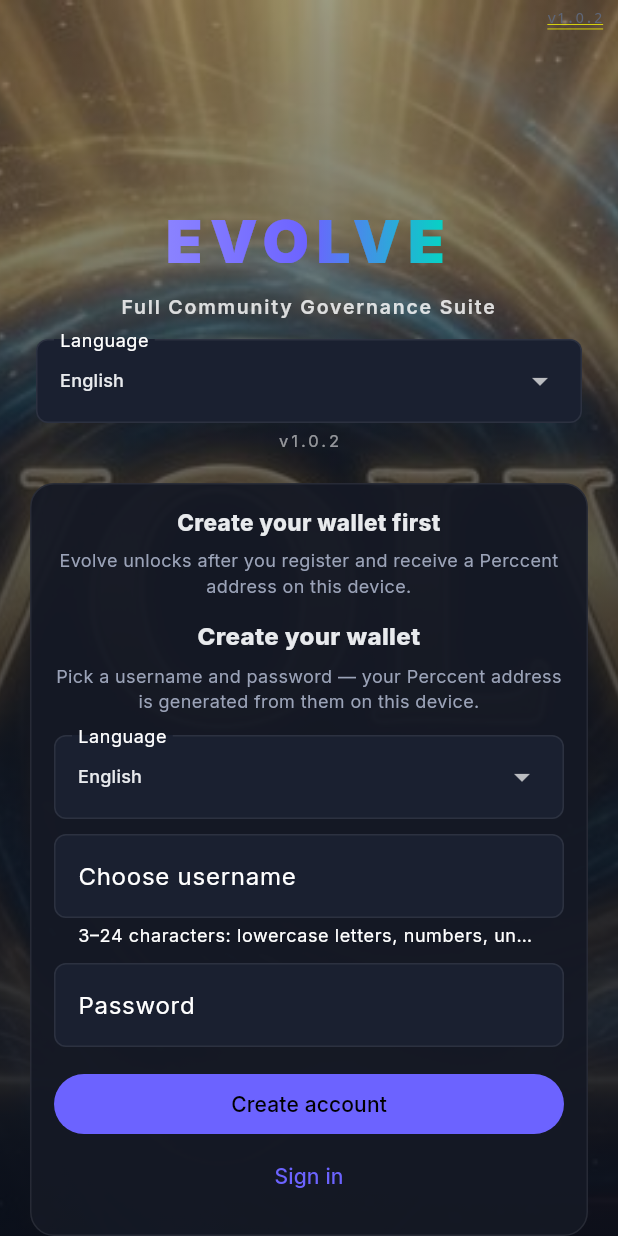
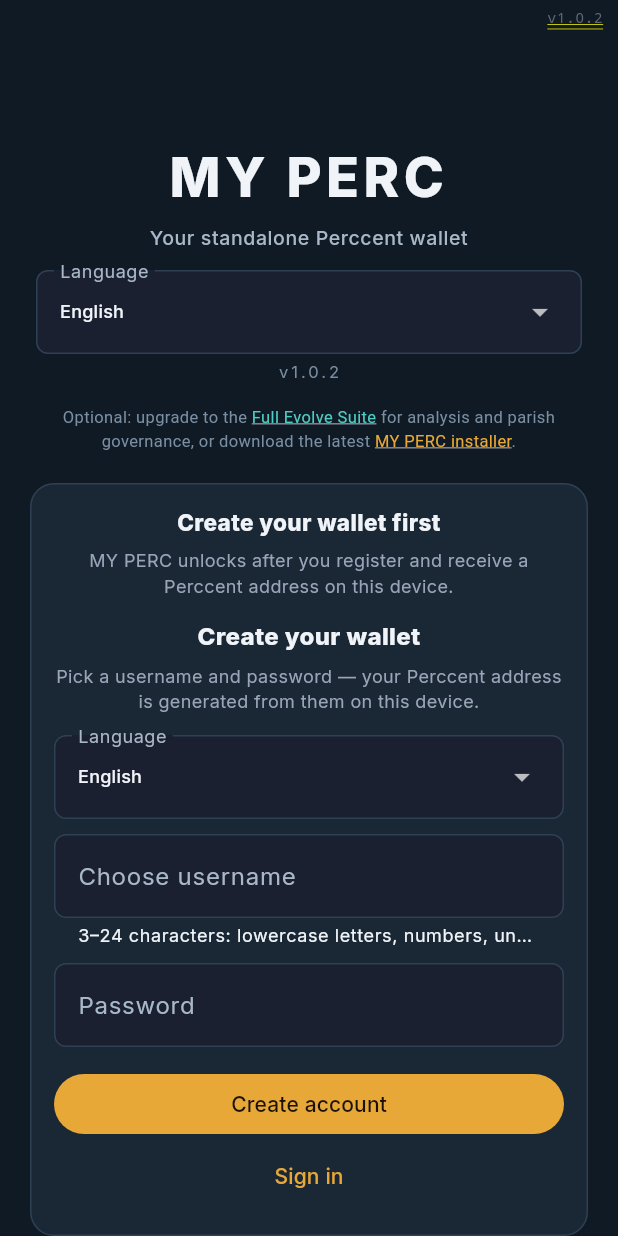
Before and after one commit to rgsneddon/perccent-wallet, a Flutter app: the screen it shows after launch, on a phone screen of 412 x 824 dp. Run offline on Flutter 3.47's test engine with Material 3 defaults, Android fonts, the phone set to English and light mode, and no system bars; our stand-ins replace google_fonts, permission_handler, qr_flutter; missing offline and left inert: dart:html, file_selector, mobile_scanner, pointycastle, window_manager; network calls fail; statements that could not run were skipped.

Commit message:
feat: rebrand standalone wallet as MY PERC
- Solid-color splash/login (no Evolve banner or EVOLVE hero)
- New slate/amber/teal palette for readable contrast
- Update checker uses perccent-wallet release feeds/installers only
- Discrete login advisory: Full Evolve Suite + MY PERC installer links
- Remove Analysis Faucet from wallet home; update Credit & Governance copy
- Preserve .percbackup cross-app compatibility (tests unchanged)

```diff
--- a/lib/l10n/app_localizations.dart
+++ b/lib/l10n/app_localizations.dart
@@ -310,11 +310,17 @@ class AppLocalizations {
 }
 
 final _en = {
-  'wallet_app_title': 'Perccent Wallet',
+  'wallet_app_title': 'MY PERC',
   'credit_governance_paper': 'FCG white paper',
-  'app_title': 'Evolve',
-  'app_subtitle': 'Social Science Chronoflux Framework',
-  'splash_tagline': 'Full Community Governance Suite',
+  'app_title': 'MY PERC',
+  'app_subtitle': 'Standalone Perccent wallet',
+  'splash_tagline': 'Your standalone Perccent wallet',
+  'my_perc_upgrade_advisory_prefix': 'Optional: upgrade to the ',
+  'my_perc_upgrade_evolve_link': 'Full Evolve Suite',
+  'my_perc_upgrade_advisory_mid':
+      ' for analysis and parish governance, or download the latest ',
+  'my_perc_upgrade_wallet_link': 'MY PERC installer',
+  'my_perc_upgrade_advisory_suffix': '.',
   'nav_analysis': 'Analysis',
   'nav_wallet': 'Wallet',
   'nav_security': 'Security',
@@ -355,12 +361,13 @@ final _en = {
   'registration_seed_confirm_saved_action': 'I have written down my seed',
   'registration_seed_skip_action': 'Register without 12 phrase seed',
   'credit_title': 'Credit & governance',
-  'credit_governance_intro': 'This app is best used alongside the ',
-  'credit_governance_link_label': 'Full Community Governance',
+  'credit_governance_intro':
+      'MY PERC handles send, receive, stake, and backup on the Perccent chain. For parish-ward debate, voting, and Chronoflux analysis, we recommend the ',
+  'credit_governance_link_label': 'Evolve Full Community Governance Suite',
   'credit_governance_link_suffix':
-      ' as a tool to debate and come to consensus conclusions within parish wards.',
+      ' — it runs percent-chance and social-cohesion scenarios, structures ward proposals, supports moderator ballots, and links analysis conclusions into governance votes.',
   'credit_parish_note':
-      'Use Evolve Chronoflux analysis to structure ward-level debate and reach shared conclusions — not as a substitute for democratic process, but as a quantitative companion to Full Community Governance.',
+      'The Full Evolve Suite is the companion app for quantitative ward debate and shared conclusions. MY PERC remains your portable PERC wallet; encrypted backups and seed recovery work across both apps so you can restore the same ledger in either product.',
   'credit_cohesion_goal':
       'Build release aims for 94% Social Cohesion within the British Isles.',
   'credit_peace_goal':
@@ -374,7 +381,7 @@ final _en = {
   'creator_attribution_roy': 'ROY D HERBERT',
   'creator_attribution_suffix': ', REWARD TOKEN FORKED / CLONED FROM ',
   'creator_attribution_beam': 'BEAMPRIVACY',
-  'wallet_title': 'Evolve Wallet',
+  'wallet_title': 'MY PERC',
   'wallet_opening_title': 'Opening wallet',
   'wallet_opening_message':
       'Your Perccent wallet is loading. Please wait…',
@@ -665,7 +672,7 @@ final _en = {
   'wallet_password': 'Password',
   'wallet_password_confirm': 'Confirm password',
   'wallet_create_password': 'Create password',
-  'wallet_login_title': 'Evolve Wallet sign-in',
+  'wallet_login_title': 'MY PERC sign-in',
   'wallet_login_note':
       'Sign in with the username you chose when you created your wallet.',
   'wallet_register_title': 'Create your wallet',
@@ -678,8 +685,8 @@ final _en = {
   'wallet_back_to_sign_in': 'Back to sign in',
   'wallet_app_gate_title': 'Create your wallet first',
   'wallet_app_gate_note':
-      'Evolve unlocks after you register and receive a Perccent address on this device.',
-  'splash_enter_app': 'Enter Evolve',
+      'MY PERC unlocks after you register and receive a Perccent address on this device.',
+  'splash_enter_app': 'Enter MY PERC',
   'splash_preparing_wallet': 'Preparing wallet…',
   'splash_wallet_loading': 'Wallet loading…',
   'splash_signed_in_as': 'Signed in as {user}',
--- a/lib/perc/screens/credit_screen.dart
+++ b/lib/perc/screens/credit_screen.dart
@@ -50,7 +50,7 @@ class CreditScreen extends StatelessWidget {
                             children: [
                               TextSpan(text: strings.t('credit_governance_intro')),
                               TextSpan(
-                                text: strings.t('credit_governance_paper'),
+                                text: strings.t('credit_governance_link_label'),
                                 style: const TextStyle(
                                   color: Color(0xFF6C63FF),
                                   decoration: TextDecoration.underline,
--- a/lib/perc/screens/wallet_screen.dart
+++ b/lib/perc/screens/wallet_screen.dart
@@ -13,8 +13,7 @@ import '../models/perc_transaction.dart';
 import '../perc_chain_constants.dart';
 import '../services/perc_currency.dart';
 import '../providers/perc_wallet_provider.dart';
-import '../services/perc_faucet.dart';
-import '../services/perc_faucet_cooldown.dart';
+
 import '../services/perc_inflation.dart';
 import '../services/perc_account_privacy.dart';
 import '../services/perc_beam_privacy.dart';
@@ -505,8 +504,7 @@ class _WalletScreenState extends State<WalletScreen> {
         const SizedBox(height: 12),
         _treasuryCard(wallet, strings),
         const SizedBox(height: 12),
-        _faucetCard(wallet, strings),
-        const SizedBox(height: 12),
+
         if (wallet.canReceiveFromSession)
           _addressCard(context, wallet, strings)
         else if (wallet.isTreasuryAccount && wallet.isTreasurySendLocked)
@@ -563,8 +561,7 @@ class _WalletScreenState extends State<WalletScreen> {
                   const SizedBox(height: 12),
                   _treasuryCard(wallet, strings),
                   const SizedBox(height: 12),
-                  _faucetCard(wallet, strings),
-                  const SizedBox(height: 12),
+
                   if (wallet.canReceiveFromSession)
                     _addressCard(context, wallet, strings)
                   else if (wallet.isTreasuryAccount && wallet.isTreasurySendLocked)
@@ -1296,73 +1293,6 @@ class _WalletScreenState extends State<WalletScreen> {
             ],
           ),
         ),
-      ),
-    );
-  }
-
-  Widget _faucetCard(PercWalletProvider wallet, AppLocalizations strings) {
-    final reward = wallet.lastReward;
-    final cooldown = wallet.faucetCooldownRemaining;
-    return Card(
-      child: Padding(
-        padding: const EdgeInsets.all(16),
-        child: Column(
-          crossAxisAlignment: CrossAxisAlignment.start,
-          children: [
-            Row(
-              children: [
-                const Icon(Icons.water_drop_outlined, color: Color(0xFF00D9C0), size: 20),
-                const SizedBox(width: 8),
-                Text(
-                  strings.t('wallet_faucet_title'),
-                  style: const TextStyle(fontSize: 14, fontWeight: FontWeight.w700),
-                ),
-              ],
-            ),
-            const SizedBox(height: 8),
-            Text(
-              strings.t('wallet_faucet_note'),
-              style: const TextStyle(fontSize: 12, color: Color(0xFF9BA3B8), height: 1.45),
-            ),
-            if (cooldown != null) ...[
-              const SizedBox(height: 10),
-              Text(
-                strings
-                    .t('wallet_faucet_cooldown')
-                    .replaceAll('{wait}', PercFaucetCooldown.formatWait(cooldown)),
-                style: const TextStyle(fontSize: 12, color: Color(0xFFFF8A65)),
-              ),
-            ],
-            if (reward != null) ...[
-              const SizedBox(height: 12),
-              _rewardRow(
-                strings.t('wallet_faucet_outcome'),
-                reward.outcomeFractionLabel,
-              ),
-              _rewardRow(
-                strings.t('wallet_faucet_total'),
-                '${reward.total.displayFixed8} PERC',
-              ),
-            ],
-          ],
-        ),
-      ),
-    );
-  }
-
-  Widget _rewardRow(String label, String value) {
-    return Padding(
-      padding: const EdgeInsets.only(bottom: 4),
-      child: Row(
-        children: [
-          Expanded(
-            child: Text(label, style: const TextStyle(fontSize: 12, color: Color(0xFFB8B5C8))),
-          ),
-          Text(
-            value,
-            style: const TextStyle(fontSize: 12, fontWeight: FontWeight.w700, color: Color(0xFF00D9C0)),
-          ),
-        ],
       ),
     );
   }
--- a/lib/screens/wallet_loading_screen.dart
+++ b/lib/screens/wallet_loading_screen.dart
@@ -13,10 +13,12 @@ import '../perc/widgets/wallet_credential_error_banner.dart';
 import '../providers/locale_provider.dart';
 import '../wallet_core/services/app_update_check.dart';
 import '../perc/widgets/wallet_language_selector.dart';
+import '../standalone/my_perc_branding.dart';
+import '../widgets/my_perc_upgrade_advisory.dart';
 import '../widgets/wallet_splash_poster.dart';
 import '../widgets/splash_version_status.dart';
 
-/// Launch screen — static banner until the user signs in or enters.
+/// MY PERC launch screen — solid background until the user signs in.
 class WalletLoadingScreen extends StatefulWidget {
   const WalletLoadingScreen({
     super.key,
@@ -152,20 +154,6 @@ class _WalletLoadingScreenState extends State<WalletLoadingScreen>
         fit: StackFit.expand,
         children: [
           const WalletSplashPoster(),
-          const DecoratedBox(
-            decoration: BoxDecoration(
-              gradient: LinearGradient(
-                begin: Alignment.topCenter,
-                end: Alignment.bottomCenter,
-                colors: [
-                  Color(0x66080B12),
-                  Color(0xAA0A0E18),
-                  Color(0xEE0A0E18),
-                ],
-                stops: [0.0, 0.45, 1.0],
-              ),
-            ),
-          ),
           SafeArea(
             child: LayoutBuilder(
               builder: (context, constraints) {
@@ -180,35 +168,25 @@ class _WalletLoadingScreenState extends State<WalletLoadingScreen>
                           padding: const EdgeInsets.symmetric(horizontal: 24),
                           child: Column(
                             children: [
-                              ShaderMask(
-                                shaderCallback: (bounds) =>
-                                    const LinearGradient(
-                                  colors: [
-                                    Color(0xFF8B83FF),
-                                    Color(0xFF6C63FF),
-                                    Color(0xFF00D9C0),
-                                  ],
-                                ).createShader(bounds),
-                                child: const Text(
-                                  'EVOLVE',
-                                  textAlign: TextAlign.center,
-                                  style: TextStyle(
-                                    fontSize: 40,
-                                    fontWeight: FontWeight.w900,
-                                    letterSpacing: 5,
-                                    color: Colors.white,
-                                  ),
+                              Text(
+                                MyPercBranding.productName,
+                                textAlign: TextAlign.center,
+                                style: const TextStyle(
+                                  fontSize: 36,
+                                  fontWeight: FontWeight.w800,
+                                  letterSpacing: 3,
+                                  color: MyPercBranding.textPrimary,
                                 ),
                               ),
                               const SizedBox(height: 6),
                               Text(
                                 strings.t('splash_tagline'),
                                 textAlign: TextAlign.center,
-                                style: TextStyle(
+                                style: const TextStyle(
                                   fontSize: 13,
-                                  fontWeight: FontWeight.w600,
-                                  letterSpacing: 1.2,
-                                  color: Colors.white.withValues(alpha: 0.82),
+                                  fontWeight: FontWeight.w500,
+                                  letterSpacing: 0.4,
+                                  color: MyPercBranding.textSecondary,
                                 ),
                               ),
                               const SizedBox(height: 12),
@@ -216,17 +194,20 @@ class _WalletLoadingScreenState extends State<WalletLoadingScreen>
                               const SizedBox(height: 4),
                               Text(
                                 WalletLoadingScreen.versionLabel,
-                                style: TextStyle(
+                                style: const TextStyle(
                                   fontSize: 11,
                                   letterSpacing: 2,
-                                  color:
-                                      Colors.white.withValues(alpha: 0.55),
+                                  color: MyPercBranding.textMuted,
                                 ),
                               ),
                               SplashVersionStatus(
                                 info: _updateInfo,
                                 checking: _checkingUpdate,
                                 strings: strings,
+                              ),
+                              MyPercUpgradeAdvisory(
+                                strings: strings,
+                                latestRelease: _updateInfo?.latestRelease,
                               ),
                             ],
                           ),
@@ -288,9 +269,9 @@ class _WalletLoadingScreenState extends State<WalletLoadingScreen>
 
     return DecoratedBox(
       decoration: BoxDecoration(
-        color: const Color(0xFF141824).withValues(alpha: 0.94),
+        color: MyPercBranding.surface.withValues(alpha: 0.96),
         borderRadius: BorderRadius.circular(16),
-        border: Border.all(color: Colors.white.withValues(alpha: 0.08)),
+        border: Border.all(color: MyPercBranding.borderSubtle),
       ),
       child: Padding(
         padding: const EdgeInsets.all(16),
--- /dev/null
+++ b/lib/standalone/my_perc_branding.dart
@@ -0,0 +1,41 @@
+import 'package:flutter/material.dart';
+
+/// Standalone MY PERC product identity, palette, and canonical upgrade links.
+class MyPercBranding {
+  const MyPercBranding._();
+
+  static const String productName = 'MY PERC';
+
+  /// Deep slate — solid splash/login background.
+  static const Color splashBackground = Color(0xFF0F1A24);
+
+  static const Color scaffoldBackground = Color(0xFF0F1A24);
+  static const Color surface = Color(0xFF1A2836);
+  static const Color surfaceElevated = Color(0xFF243447);
+  static const Color primaryAccent = Color(0xFFE8A838);
+  static const Color secondaryAccent = Color(0xFF4ECDC4);
+  static const Color textPrimary = Color(0xFFF0F4F8);
+  static const Color textSecondary = Color(0xFFA8B8C8);
+  static const Color textMuted = Color(0xFF7A8FA3);
+  static const Color borderSubtle = Color(0xFF2E4054);
+
+  /// perccent-wallet release feeds (not Evolve v4.*).
+  static const String pagesVersionUrl =
+      'https://rgsneddon.github.io/perccent-wallet/version.json';
+  static const String sourceVersionUrl =
+      'https://raw.githubusercontent.com/rgsneddon/perccent-wallet/main/version.json';
+  static const String downloadsBaseUrl =
+      'https://github.com/rgsneddon/perccent-wallet/releases/latest';
+  static const String releasesBaseUrl =
+      'https://github.com/rgsneddon/perccent-wallet/releases/download';
+  static const String releasesTagBaseUrl =
+      'https://github.com/rgsneddon/perccent-wallet/releases/tag';
+
+  /// Optional upgrade to the full Evolve Suite (analysis + governance).
+  static const String fullEvolveSuiteUrl = 'https://rgsneddon.github.io/evolve/';
+
+  static const String installerPrefix = 'perccent-wallet';
+
+  /// Analysis faucet is Evolve-only — hidden on MY PERC wallet home.
+  static const bool showAnalysisFaucet = false;
+}
--- a/lib/theme/app_theme.dart
+++ b/lib/theme/app_theme.dart
@@ -1,44 +1,56 @@
 import 'package:flutter/material.dart';
 import 'package:google_fonts/google_fonts.dart';
 
+import '../standalone/my_perc_branding.dart';
+
 class AppTheme {
   static ThemeData dark() {
-    const bg = Color(0xFF0D0F14);
-    const card = Color(0xFF151922);
-    const accent = Color(0xFF6C63FF);
-
     return ThemeData(
       useMaterial3: true,
       brightness: Brightness.dark,
-      scaffoldBackgroundColor: bg,
+      scaffoldBackgroundColor: MyPercBranding.scaffoldBackground,
       colorScheme: const ColorScheme.dark(
-        primary: accent,
-        secondary: Color(0xFF00D9C0),
-        surface: card,
+        primary: MyPercBranding.primaryAccent,
+        secondary: MyPercBranding.secondaryAccent,
+        surface: MyPercBranding.surface,
+        onPrimary: Color(0xFF1A1208),
+        onSecondary: Color(0xFF0A1A18),
+        onSurface: MyPercBranding.textPrimary,
       ),
       cardTheme: CardThemeData(
-        color: card,
+        color: MyPercBranding.surface,
         elevation: 0,
-        shape: RoundedRectangleBorder(borderRadius: BorderRadius.circular(12)),
+        shape: RoundedRectangleBorder(
+          borderRadius: BorderRadius.circular(12),
+          side: const BorderSide(color: MyPercBranding.borderSubtle),
+        ),
       ),
       appBarTheme: const AppBarTheme(
-        backgroundColor: bg,
+        backgroundColor: MyPercBranding.scaffoldBackground,
+        foregroundColor: MyPercBranding.textPrimary,
         elevation: 0,
         centerTitle: false,
       ),
       inputDecorationTheme: InputDecorationTheme(
         filled: true,
-        fillColor: const Color(0xFF1A1F2B),
+        fillColor: MyPercBranding.surfaceElevated,
+        labelStyle: const TextStyle(color: MyPercBranding.textSecondary),
+        hintStyle: const TextStyle(color: MyPercBranding.textMuted),
         border: OutlineInputBorder(borderRadius: BorderRadius.circular(8)),
         enabledBorder: OutlineInputBorder(
           borderRadius: BorderRadius.circular(8),
-          borderSide: BorderSide(color: Colors.white.withOpacity(0.08)),
+          borderSide: const BorderSide(color: MyPercBranding.borderSubtle),
+        ),
+        focusedBorder: OutlineInputBorder(
+          borderRadius: BorderRadius.circular(8),
+          borderSide: const BorderSide(color: MyPercBranding.primaryAccent),
         ),
       ),
       textTheme: GoogleFonts.interTextTheme(ThemeData.dark().textTheme).apply(
-        bodyColor: const Color(0xFFE8EAED),
-        displayColor: const Color(0xFFE8EAED),
+        bodyColor: MyPercBranding.textPrimary,
+        displayColor: MyPercBranding.textPrimary,
       ),
+      dividerColor: MyPercBranding.borderSubtle,
     );
   }
 }
--- a/lib/wallet_core/services/app_update_check.dart
+++ b/lib/wallet_core/services/app_update_check.dart
@@ -4,6 +4,7 @@ import 'package:flutter/foundation.dart';
 import 'package:http/http.dart' as http;
 
 import '../../perc/perc_app_version.dart';
+import '../../standalone/my_perc_branding.dart';
 
 /// Result of comparing the installed app against published version feeds.
 class AppUpdateInfo {
@@ -48,20 +49,16 @@ class RemoteVersionFeed {
   }
 }
 
-/// Checks GitHub Pages and main-branch version.json for a newer published build.
+/// Checks perccent-wallet release feeds for a newer MY PERC build.
 class AppUpdateChecker {
   const AppUpdateChecker({http.Client? client}) : _client = client;
 
   final http.Client? _client;
 
-  static const pagesVersionUrl =
-      'https://rgsneddon.github.io/evolve/version.json';
-  static const sourceVersionUrl =
-      'https://raw.githubusercontent.com/rgsneddon/evolve/main/version.json';
-  static const downloadsBaseUrl =
-      'https://rgsneddon.github.io/evolve/downloads/';
-  static const releasesBaseUrl =
-      'https://github.com/rgsneddon/evolve/releases/download';
+  static String get pagesVersionUrl => MyPercBranding.pagesVersionUrl;
+  static String get sourceVersionUrl => MyPercBranding.sourceVersionUrl;
+  static String get downloadsBaseUrl => MyPercBranding.downloadsBaseUrl;
+  static String get releasesBaseUrl => MyPercBranding.releasesBaseUrl;
 
   @visibleForTesting
   static Future<String?> Function(Uri url)? fetchBodyOverride;
@@ -69,9 +66,6 @@ class AppUpdateChecker {
   Future<AppUpdateInfo> check({
     String current = PercAppVersion.current,
   }) async {
-    // gh-pages is the published release feed (installers + web). main/version.json
-    // may run ahead from the pre-push hook before a full publish — do not treat
-    // it as newer than Pages when both are reachable.
     RemoteVersionFeed? newest;
     var anySucceeded = false;
 
@@ -111,31 +105,32 @@ class AppUpdateChecker {
     return updateUrlsForRelease(release).first;
   }
 
-  /// Ordered download candidates — first reachable link wins in the UI.
+  /// Ordered download candidates — perccent-wallet installers only.
   static List<String> updateUrlsForRelease(String release) {
     if (kIsWeb) {
-      return const ['https://rgsneddon.github.io/evolve/'];
+      return [MyPercBranding.downloadsBaseUrl];
     }
     final tag = 'v$release';
+    final prefix = MyPercBranding.installerPrefix;
     switch (defaultTargetPlatform) {
       case TargetPlatform.android:
         return [
-          '$releasesBaseUrl/$tag/evolve-v$release-android-setup.apk',
-          '$downloadsBaseUrl$tag/evolve-v$release-android-setup.apk',
-          'https://github.com/rgsneddon/evolve/releases/tag/$tag',
-          '$downloadsBaseUrl$tag/',
+          '$releasesBaseUrl/$tag/$prefix-v$release-android-setup.apk',
+          '$releasesTagBaseUrl/$tag',
+          downloadsBaseUrl,
         ];
       case TargetPlatform.windows:
         return [
-          '$releasesBaseUrl/$tag/evolve-v$release-windows-x64-setup.exe',
-          '$downloadsBaseUrl$tag/evolve-v$release-windows-x64-setup.exe',
-          'https://github.com/rgsneddon/evolve/releases/tag/$tag',
-          '$downloadsBaseUrl$tag/',
+          '$releasesBaseUrl/$tag/$prefix-v$release-windows-x64-setup.exe',
+          '$releasesTagBaseUrl/$tag',
+          downloadsBaseUrl,
         ];
       default:
         return [downloadsBaseUrl];
     }
   }
+
+  static String get releasesTagBaseUrl => MyPercBranding.releasesTagBaseUrl;
 
   Future<RemoteVersionFeed?> _fetchFeed(Uri uri) async {
     try {
--- /dev/null
+++ b/lib/widgets/my_perc_upgrade_advisory.dart
@@ -0,0 +1,70 @@
+import 'package:flutter/gestures.dart';
+import 'package:flutter/material.dart';
+import 'package:url_launcher/url_launcher.dart';
+
+import '../l10n/app_localizations.dart';
+import '../standalone/my_perc_branding.dart';
+import '../wallet_core/services/app_update_check.dart';
+
+/// Discrete optional upgrade links on the MY PERC login screen.
+class MyPercUpgradeAdvisory extends StatelessWidget {
+  const MyPercUpgradeAdvisory({
+    super.key,
+    required this.strings,
+    this.latestRelease,
+  });
+
+  final AppLocalizations strings;
+  final String? latestRelease;
+
+  @override
+  Widget build(BuildContext context) {
+    final myPercUrl = latestRelease != null && latestRelease!.isNotEmpty
+        ? AppUpdateChecker.updateUrlForRelease(latestRelease!)
+        : MyPercBranding.downloadsBaseUrl;
+
+    return Padding(
+      padding: const EdgeInsets.only(top: 14),
+      child: Text.rich(
+        TextSpan(
+          style: const TextStyle(
+            fontSize: 11,
+            height: 1.45,
+            color: MyPercBranding.textMuted,
+          ),
+          children: [
+            TextSpan(text: strings.t('my_perc_upgrade_advisory_prefix')),
+            TextSpan(
+              text: strings.t('my_perc_upgrade_evolve_link'),
+              style: const TextStyle(
+                color: MyPercBranding.secondaryAccent,
+                decoration: TextDecoration.underline,
+              ),
+              recognizer: TapGestureRecognizer()
+                ..onTap = () => _open(MyPercBranding.fullEvolveSuiteUrl),
+            ),
+            TextSpan(text: strings.t('my_perc_upgrade_advisory_mid')),
+            TextSpan(
+              text: strings.t('my_perc_upgrade_wallet_link'),
+              style: const TextStyle(
+                color: MyPercBranding.primaryAccent,
+                decoration: TextDecoration.underline,
+              ),
+              recognizer: TapGestureRecognizer()
+                ..onTap = () => _open(myPercUrl),
+            ),
+            TextSpan(text: strings.t('my_perc_upgrade_advisory_suffix')),
+          ],
+        ),
+        textAlign: TextAlign.center,
+      ),
+    );
+  }
+
+  Future<void> _open(String url) async {
+    final uri = Uri.parse(url);
+    if (await canLaunchUrl(uri)) {
+      await launchUrl(uri, mode: LaunchMode.externalApplication);
+    }
+  }
+}
--- a/lib/widgets/wallet_splash_poster.dart
+++ b/lib/widgets/wallet_splash_poster.dart
@@ -1,25 +1,13 @@
 import 'package:flutter/material.dart';
 
-/// Static splash background — no video decode or animation.
+import '../standalone/my_perc_branding.dart';
+
+/// Solid-color splash background for MY PERC (no banner image).
 class WalletSplashPoster extends StatelessWidget {
-  const WalletSplashPoster({
-    super.key,
-    this.assetPath = 'assets/banner/evolve.jpg',
-  });
-
-  final String assetPath;
+  const WalletSplashPoster({super.key});
 
   @override
   Widget build(BuildContext context) {
-    return SizedBox.expand(
-      child: Image.asset(
-        assetPath,
-        fit: BoxFit.cover,
-        alignment: Alignment.center,
-        filterQuality: FilterQuality.low,
-        semanticLabel: 'Perccent wallet splash',
-        errorBuilder: (_, __, ___) => const ColoredBox(color: Color(0xFF0A0E18)),
-      ),
-    );
+    return const ColoredBox(color: MyPercBranding.splashBackground);
   }
 }
--- /dev/null
+++ b/version.json
@@ -0,0 +1,6 @@
+{
+  "app_name": "my_perc",
+  "version": "1.0.4",
+  "build_number": "2",
+  "package_name": "perccent_wallet"
+}
```
Also changed, not shown: 3 other files.
